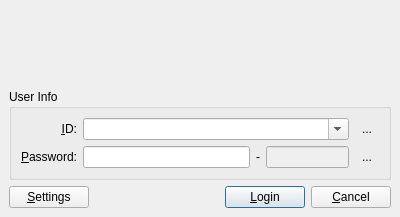
This is src/gui/login/logindlg.ui in ihehui/HHSharedLibs as Qt 5 draws it before an edit. The edited form follows.
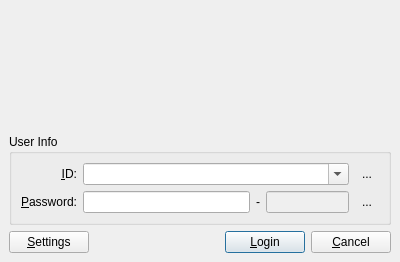
This is the edited form. Icons and pictures are not drawn.

```diff
--- a/src/gui/login/logindlg.ui
+++ b/src/gui/login/logindlg.ui
@@ -8,7 +8,7 @@
     <x>0</x>
     <y>0</y>
     <width>400</width>
-    <height>217</height>
+    <height>262</height>
    </rect>
   </property>
   <property name="sizePolicy">
```
Left out of the diff: 1 changed line with no effect on the pictures.
